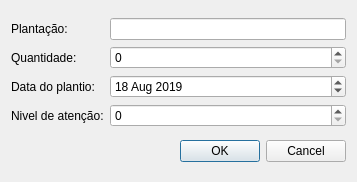
Before: the Qt Designer form IPlant/adiciona.ui in duchometson/Modelagem_Software, drawn with Qt 5.
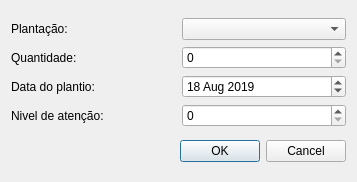
After: the same form once the commit is applied.

Patch:
```diff
--- a/IPlant/adiciona.ui
+++ b/IPlant/adiciona.ui
@@ -16,9 +16,6 @@
   <layout class="QVBoxLayout" name="verticalLayout">
    <item>
     <layout class="QGridLayout" name="gridLayout">
-     <item row="0" column="1">
-      <widget class="QLineEdit" name="plantacaoLineEdit"/>
-     </item>
      <item row="3" column="0">
       <widget class="QLabel" name="label_3">
        <property name="text">
@@ -67,6 +64,9 @@
      <item row="3" column="1">
       <widget class="QSpinBox" name="atentionNivel"/>
      </item>
+     <item row="0" column="1">
+      <widget class="QComboBox" name="plantacaoComboBox"/>
+     </item>
     </layout>
    </item>
    <item>
```
